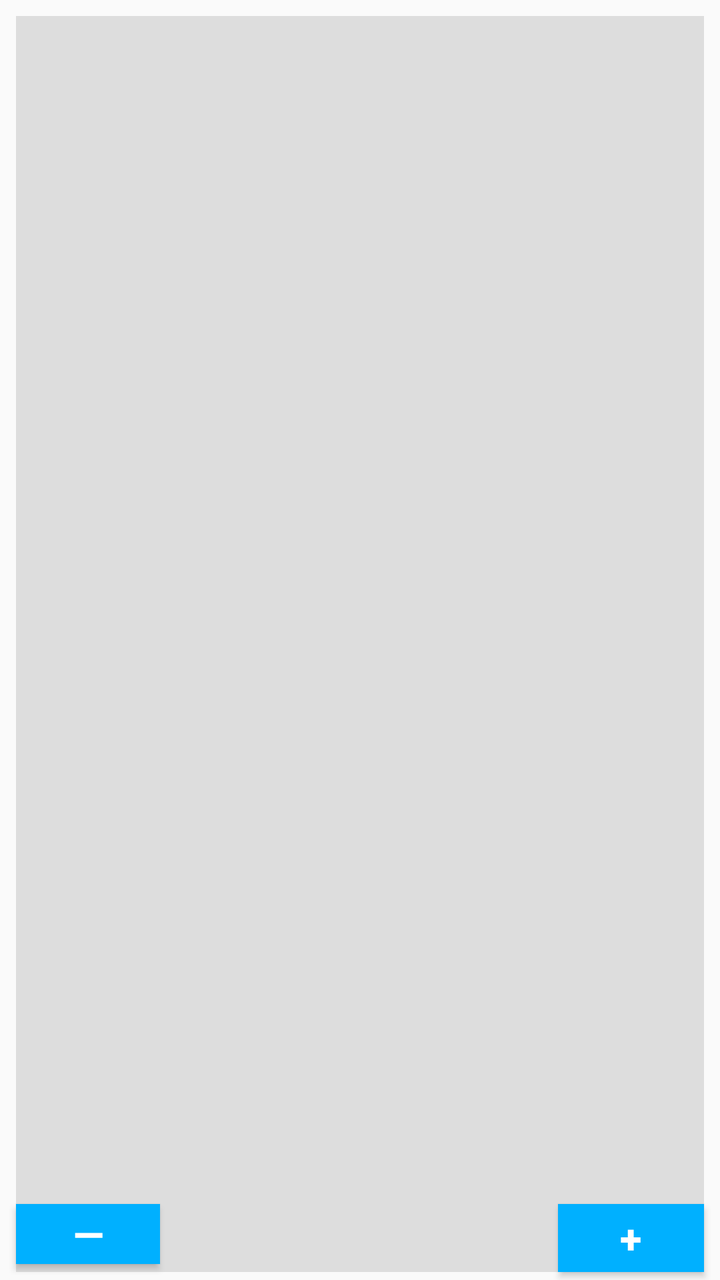
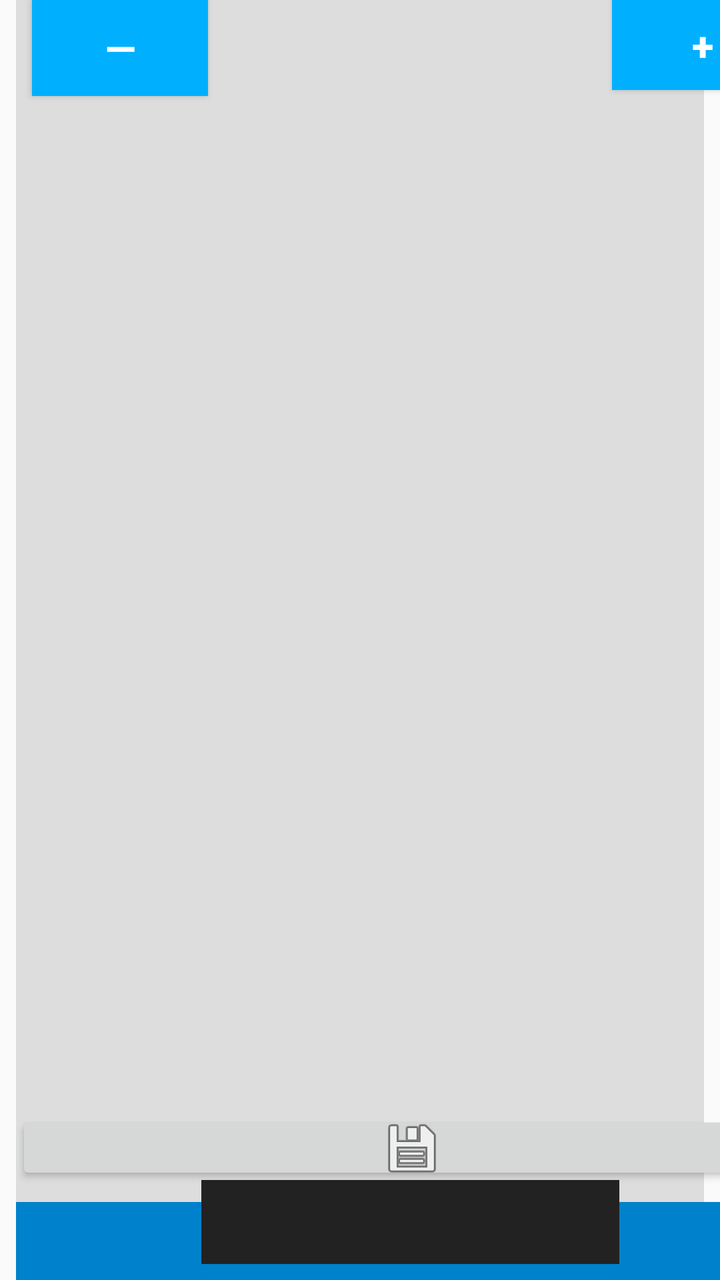

An Android layout rendered at two revisions. The XML below is the earlier revision; the diff shows what the commit changed to produce the second picture.
<!-- AndroidManifest.xml: application theme AppTheme -->
<!-- res/layout/fragment_give.xml -->
<?xml version="1.0" encoding="utf-8"?>
<androidx.constraintlayout.widget.ConstraintLayout xmlns:android="http://schemas.android.com/apk/res/android"
    xmlns:app="http://schemas.android.com/apk/res-auto"
    xmlns:tools="http://schemas.android.com/tools"
    android:id="@+id/donation_fragment"
    android:layout_width="match_parent"
    android:layout_height="match_parent"
    android:orientation="vertical">

    <androidx.recyclerview.widget.RecyclerView
        android:id="@+id/donation_list"
        android:layout_width="match_parent"
        android:layout_height="628dp"
        android:layout_marginStart="8dp"
        android:layout_marginTop="8dp"
        android:layout_marginEnd="8dp"
        android:background="@color/colorNeutral"
        android:paddingTop="4dp"
        android:paddingBottom="4dp"
        app:layoutManager="androidx.recyclerview.widget.LinearLayoutManager"
        app:layout_constraintEnd_toEndOf="parent"
        app:layout_constraintStart_toStartOf="parent"
        app:layout_constraintTop_toTopOf="parent"
        tools:listitem="@layout/item_index" />


    <FrameLayout
        android:id="@+id/donation_detail_container"
        android:layout_width="match_parent"
        android:layout_height="match_parent"
        android:background="@color/colorNeutral"
        android:visibility="gone"
        app:layout_behavior="@string/appbar_scrolling_view_behavior" />


    <FrameLayout
        android:id="@+id/donation_amount_label"
        android:layout_width="254dp"
        android:layout_height="46dp"
        android:layout_marginStart="8dp"
        android:layout_marginTop="8dp"
        android:layout_marginEnd="8dp"
        android:labelFor="@id/donation_amount_text"
        app:layout_constraintEnd_toStartOf="@+id/donation_increment_button"
        app:layout_constraintStart_toEndOf="@+id/donation_decrement_button"
        app:layout_constraintTop_toBottomOf="@+id/action_bar_wrapper">

        <EditText
            android:id="@+id/donation_amount_text"
            android:layout_width="238dp"
            android:layout_height="wrap_content"
            android:layout_gravity="center"
            android:background="@color/colorSlate"
            android:gravity="center"
            android:imeOptions="actionDone"
            android:importantForAutofill="no"
            android:inputType="numberDecimal"
            android:padding="3dp"
            android:textColor="#fff"
            android:textSize="@dimen/text_size_paragraph_title"
            android:textStyle="bold" />

    </FrameLayout>

    <Button
        android:id="@+id/donation_increment_button"
        android:layout_width="73dp"
        android:layout_height="34dp"
        android:layout_gravity="end"
        android:layout_marginEnd="8dp"
        android:layout_marginBottom="4dp"
        android:background="@color/colorPrimary"
        android:contentDescription="@string/description_increment_donation_text"
        android:gravity="center"
        android:text="@string/symbol_increment_button"
        android:textColor="#fff"
        android:textSize="@dimen/text_size_paragraph_title"
        android:textStyle="bold"
        app:layout_constraintBottom_toBottomOf="parent"
        app:layout_constraintEnd_toEndOf="parent" />

    <Button
        android:id="@+id/donation_decrement_button"
        android:layout_width="72dp"
        android:layout_height="30dp"
        android:layout_gravity="start"
        android:layout_marginStart="8dp"
        android:layout_marginBottom="8dp"
        android:background="@color/colorPrimary"
        android:contentDescription="@string/description_decrement_donation_text"
        android:gravity="center"
        android:text="@string/symbol_decrement_button"
        android:textColor="#fff"
        android:textSize="@dimen/text_size_paragraph_title"
        android:textStyle="bold"
        app:layout_constraintBottom_toBottomOf="parent"
        app:layout_constraintStart_toStartOf="parent" />

    <FrameLayout
        android:id="@+id/action_bar_wrapper"
        android:layout_width="390dp"
        android:layout_height="38dp"
        android:layout_marginStart="8dp"
        android:layout_marginTop="8dp"
        android:layout_marginEnd="8dp"
        app:layout_constraintEnd_toEndOf="parent"
        app:layout_constraintStart_toStartOf="parent"
        app:layout_constraintTop_toBottomOf="@+id/donation_list">

        <ImageButton
            android:id="@+id/action_bar"
            style="@style/Widget.AppCompat.Button"
            android:layout_width="389dp"
            android:layout_height="39dp"
            android:layout_gravity="start|center_vertical"
            android:gravity="center"
            android:src="@drawable/action_save" />

    </FrameLayout>

    <FrameLayout
        android:layout_width="80dp"
        android:layout_height="80dp"
        android:layout_marginStart="8dp"
        android:layout_marginTop="8dp"
        android:layout_marginBottom="8dp"
        app:layout_constraintBottom_toBottomOf="parent"
        app:layout_constraintEnd_toEndOf="@+id/donation_list"
        app:layout_constraintHorizontal_bias="0.485"
        app:layout_constraintStart_toStartOf="@+id/donation_list"
        app:layout_constraintTop_toTopOf="@+id/donation_list"
        app:layout_constraintVertical_bias="0.492">

        <ProgressBar
            android:layout_width="match_parent"
            android:layout_height="match_parent"
            android:id="@+id/save_progress_bar"
            style="?android:attr/progressBarStyleHorizontal"
            android:indeterminate="true"
            android:indeterminateTint="@color/colorAccent"
            android:indeterminateTintMode="src_atop"
            android:visibility="gone"
            app:layout_anchor="@id/action_bar_wrapper"
            app:layout_anchorGravity="top|center_horizontal" />

    </FrameLayout>

</androidx.constraintlayout.widget.ConstraintLayout>
<!-- res/layout/item_index.xml (included above) -->
<?xml version="1.0" encoding="utf-8"?>
<androidx.constraintlayout.widget.ConstraintLayout
    xmlns:android="http://schemas.android.com/apk/res/android"
    xmlns:app="http://schemas.android.com/apk/res-auto"
    android:id="@+id/spawn_item_view"
    android:layout_width="match_parent"
    android:layout_height="125dp"
    android:layout_margin="1dp"
    android:background="#fff">

    <TextView
        android:id="@+id/spawn_item_primary"
        android:layout_width="0dp"
        android:layout_height="55dp"
        android:layout_margin="4dp"
        android:ellipsize="end"
        android:scrollHorizontally="true"
        android:textAppearance="?attr/textAppearanceListItem"
        android:textSize="@dimen/text_size_paragraph_title"
        app:layout_constraintEnd_toEndOf="parent"
        app:layout_constraintHorizontal_bias="0.473"
        app:layout_constraintStart_toStartOf="parent"
        app:layout_constraintTop_toTopOf="parent" />

    <LinearLayout
        android:id="@+id/spawn_item_details"
        android:layout_width="0dp"
        android:layout_height="64dp"
        android:orientation="vertical"
        android:layout_margin="4dp"
        app:layout_constraintHorizontal_bias="1.0"
        app:layout_constraintEnd_toStartOf="@+id/relativeLayout"
        app:layout_constraintStart_toStartOf="parent"
        app:layout_constraintTop_toBottomOf="@+id/spawn_item_primary"
        app:layout_constraintBottom_toBottomOf="parent">

        <TextView
            android:id="@+id/spawn_item_secondary"
            android:layout_width="match_parent"
            android:layout_height="32dp"
            android:textAppearance="?attr/textAppearanceListItem" />

        <TextView
            android:id="@+id/spawn_item_tertiary"
            android:layout_width="match_parent"
            android:layout_height="32dp"
            android:textAppearance="?attr/textAppearanceListItem"/>

    </LinearLayout>

    <RelativeLayout
        android:id="@+id/relativeLayout"
        android:layout_width="77dp"
        android:layout_height="62dp"
        android:layout_margin="4dp"
        android:gravity="end"
        app:layout_constraintBottom_toBottomOf="parent"
        app:layout_constraintEnd_toEndOf="parent"
        app:layout_constraintHorizontal_bias="1.0"
        app:layout_constraintStart_toEndOf="@+id/spawn_item_details">

        <ImageView
            android:id="@+id/spawn_item_logo"
            android:layout_width="wrap_content"
            android:layout_height="300dp"
            android:adjustViewBounds="true"
            android:contentDescription="@string/description_charity_logo" />

    </RelativeLayout>

</androidx.constraintlayout.widget.ConstraintLayout>
<!-- resources referenced by this layout -->
<resources>
  <color name="colorAccent">#F7BA28</color>
  <color name="colorNeutral">#DDD</color>
  <color name="colorPrimary">#00B0FF</color>
  <color name="colorSlate">#222</color>
  <dimen name="text_size_paragraph_title">20sp</dimen>
  <!-- drawable action_save: png bitmap (drawable-hdpi, 1248 bytes) -->
  <string name="description_charity_logo">This is the logo that corresponds to the listed charity</string>
  <string name="description_decrement_donation_text">Press this button to decrease your total donation amount</string>
  <string name="description_increment_donation_text">Press this button to increase your total donation amount</string>
  <string name="symbol_decrement_button">—</string>
  <string name="symbol_increment_button">+</string>
  <style name="AppTheme" parent="Theme.AppCompat.Light.DarkActionBar">
          <item name="colorPrimary">@color/colorPrimary</item>
          <item name="colorPrimaryDark">@color/colorPrimaryDark</item>
          <item name="colorAccent">@color/colorAccent</item>
          <item name="popupMenuStyle">@style/AppTheme.PopupOverlay</item>
      </style>
  <color name="colorPrimaryDark">#0081CB</color>
  <style name="AppTheme.PopupOverlay" parent="@android:style/Widget.PopupMenu">
          <item name="android:background">@color/colorPrimary</item>
      </style>
</resources>

<!-- the commit's change to res/layout/fragment_give.xml (unified diff, before → after) -->
@@ -12,13 +12,13 @@
         android:layout_width="match_parent"
         android:layout_height="628dp"
         android:layout_marginStart="8dp"
-        android:layout_marginTop="8dp"
         android:layout_marginEnd="8dp"
         android:background="@color/colorNeutral"
         android:paddingTop="4dp"
         android:paddingBottom="4dp"
         app:layoutManager="androidx.recyclerview.widget.LinearLayoutManager"
         app:layout_constraintEnd_toEndOf="parent"
+        app:layout_constraintHorizontal_bias="1.0"
         app:layout_constraintStart_toStartOf="parent"
         app:layout_constraintTop_toTopOf="parent"
         tools:listitem="@layout/item_index" />
@@ -26,7 +26,7 @@
 
     <FrameLayout
         android:id="@+id/donation_detail_container"
-        android:layout_width="match_parent"
+        android:layout_width="0dp"
         android:layout_height="match_parent"
         android:background="@color/colorNeutral"
         android:visibility="gone"
@@ -34,21 +34,87 @@
 
 
     <FrameLayout
+        android:id="@+id/action_bar_wrapper"
+        android:layout_width="396dp"
+        android:layout_height="38dp"
+        android:layout_marginStart="8dp"
+        android:layout_marginEnd="8dp"
+        android:layout_marginBottom="8dp"
+        app:layout_constraintBottom_toTopOf="@+id/donation_wrapper"
+        app:layout_constraintEnd_toEndOf="parent"
+        app:layout_constraintHorizontal_bias="0.0"
+        app:layout_constraintStart_toStartOf="parent">
+
+        <ImageButton
+            android:id="@+id/action_bar"
+            style="@style/Widget.AppCompat.Button"
+            android:layout_width="match_parent"
+            android:layout_height="37dp"
+            android:layout_gravity="start|center_vertical"
+            android:gravity="center"
+            android:src="@drawable/action_save" />
+
+    </FrameLayout>
+
+    <FrameLayout
+        android:layout_width="80dp"
+        android:layout_height="80dp"
+        android:layout_marginStart="8dp"
+        android:layout_marginTop="8dp"
+        android:layout_marginBottom="8dp"
+        app:layout_constraintBottom_toBottomOf="parent"
+        app:layout_constraintEnd_toEndOf="@+id/donation_list"
+        app:layout_constraintHorizontal_bias="0.485"
+        app:layout_constraintStart_toStartOf="@+id/donation_list"
+        app:layout_constraintTop_toTopOf="@+id/donation_list"
+        app:layout_constraintVertical_bias="0.492">
+
+        <ProgressBar
+            android:layout_width="match_parent"
+            android:layout_height="match_parent"
+            android:id="@+id/save_progress_bar"
+            style="?android:attr/progressBarStyleHorizontal"
+            android:indeterminate="true"
+            android:indeterminateTint="@color/colorAccent"
+            android:indeterminateTintMode="src_atop"
+            android:visibility="gone"
+            app:layout_anchor="@id/action_bar_wrapper"
+            app:layout_anchorGravity="top|center_horizontal" />
+
+    </FrameLayout>
+
+    <FrameLayout
+        android:id="@+id/donation_wrapper"
+        android:layout_width="397dp"
+        android:layout_height="39dp"
+        android:layout_marginStart="8dp"
+        android:layout_marginEnd="8dp"
+        android:background="@color/colorPrimaryDark"
+        android:gravity="center"
+        android:labelFor="@id/donation_amount_text"
+        android:orientation="horizontal"
+        android:padding="5dp"
+        app:layout_constraintBottom_toBottomOf="parent"
+        app:layout_constraintEnd_toEndOf="parent"
+        app:layout_constraintHorizontal_bias="0.0"
+        app:layout_constraintStart_toStartOf="parent" />
+
+    <FrameLayout
         android:id="@+id/donation_amount_label"
-        android:layout_width="254dp"
-        android:layout_height="46dp"
-        android:layout_marginStart="8dp"
-        android:layout_marginTop="8dp"
-        android:layout_marginEnd="8dp"
+        android:layout_width="231dp"
+        android:layout_height="42dp"
+        android:layout_marginStart="8dp"
+        android:layout_marginEnd="8dp"
+        android:layout_marginBottom="8dp"
         android:labelFor="@id/donation_amount_text"
+        app:layout_constraintBottom_toBottomOf="@+id/donation_wrapper"
         app:layout_constraintEnd_toStartOf="@+id/donation_increment_button"
-        app:layout_constraintStart_toEndOf="@+id/donation_decrement_button"
-        app:layout_constraintTop_toBottomOf="@+id/action_bar_wrapper">
+        app:layout_constraintStart_toEndOf="@+id/donation_decrement_button">
 
         <EditText
             android:id="@+id/donation_amount_text"
-            android:layout_width="238dp"
-            android:layout_height="wrap_content"
+            android:layout_width="209dp"
+            android:layout_height="match_parent"
             android:layout_gravity="center"
             android:background="@color/colorSlate"
             android:gravity="center"
@@ -64,11 +130,9 @@
 
     <Button
         android:id="@+id/donation_increment_button"
-        android:layout_width="73dp"
-        android:layout_height="34dp"
-        android:layout_gravity="end"
-        android:layout_marginEnd="8dp"
-        android:layout_marginBottom="4dp"
+        android:layout_width="91dp"
+        android:layout_height="45dp"
+        android:layout_marginEnd="8dp"
         android:background="@color/colorPrimary"
         android:contentDescription="@string/description_increment_donation_text"
         android:gravity="center"
@@ -76,16 +140,14 @@
         android:textColor="#fff"
         android:textSize="@dimen/text_size_paragraph_title"
         android:textStyle="bold"
-        app:layout_constraintBottom_toBottomOf="parent"
-        app:layout_constraintEnd_toEndOf="parent" />
+        app:layout_constraintEnd_toEndOf="@+id/donation_wrapper"
+        tools:layout_editor_absoluteY="687dp" />
 
     <Button
         android:id="@+id/donation_decrement_button"
-        android:layout_width="72dp"
-        android:layout_height="30dp"
-        android:layout_gravity="start"
-        android:layout_marginStart="8dp"
-        android:layout_marginBottom="8dp"
+        android:layout_width="wrap_content"
+        android:layout_height="wrap_content"
+        android:layout_marginStart="8dp"
         android:background="@color/colorPrimary"
         android:contentDescription="@string/description_decrement_donation_text"
         android:gravity="center"
@@ -93,57 +155,8 @@
         android:textColor="#fff"
         android:textSize="@dimen/text_size_paragraph_title"
         android:textStyle="bold"
-        app:layout_constraintBottom_toBottomOf="parent"
-        app:layout_constraintStart_toStartOf="parent" />
-
-    <FrameLayout
-        android:id="@+id/action_bar_wrapper"
-        android:layout_width="390dp"
-        android:layout_height="38dp"
-        android:layout_marginStart="8dp"
-        android:layout_marginTop="8dp"
-        android:layout_marginEnd="8dp"
-        app:layout_constraintEnd_toEndOf="parent"
-        app:layout_constraintStart_toStartOf="parent"
-        app:layout_constraintTop_toBottomOf="@+id/donation_list">
-
-        <ImageButton
-            android:id="@+id/action_bar"
-            style="@style/Widget.AppCompat.Button"
-            android:layout_width="389dp"
-            android:layout_height="39dp"
-            android:layout_gravity="start|center_vertical"
-            android:gravity="center"
-            android:src="@drawable/action_save" />
-
-    </FrameLayout>
-
-    <FrameLayout
-        android:layout_width="80dp"
-        android:layout_height="80dp"
-        android:layout_marginStart="8dp"
-        android:layout_marginTop="8dp"
-        android:layout_marginBottom="8dp"
-        app:layout_constraintBottom_toBottomOf="parent"
-        app:layout_constraintEnd_toEndOf="@+id/donation_list"
-        app:layout_constraintHorizontal_bias="0.485"
-        app:layout_constraintStart_toStartOf="@+id/donation_list"
-        app:layout_constraintTop_toTopOf="@+id/donation_list"
-        app:layout_constraintVertical_bias="0.492">
-
-        <ProgressBar
-            android:layout_width="match_parent"
-            android:layout_height="match_parent"
-            android:id="@+id/save_progress_bar"
-            style="?android:attr/progressBarStyleHorizontal"
-            android:indeterminate="true"
-            android:indeterminateTint="@color/colorAccent"
-            android:indeterminateTintMode="src_atop"
-            android:visibility="gone"
-            app:layout_anchor="@id/action_bar_wrapper"
-            app:layout_anchorGravity="top|center_horizontal" />
-
-    </FrameLayout>
+        app:layout_constraintStart_toStartOf="@+id/donation_wrapper"
+        tools:layout_editor_absoluteY="684dp" />
 
 </androidx.constraintlayout.widget.ConstraintLayout>
 <!-- res/layout/item_index.xml (included above) -->
